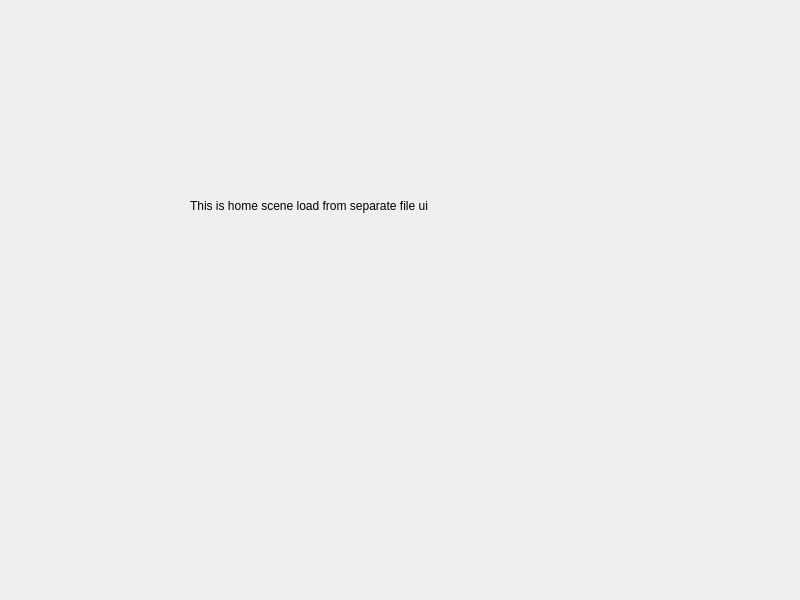
This is src/ui/ui_home_scene.ui in trung-kieen/hotel-booking-system as Qt 5 draws it before an edit. The edited form follows.
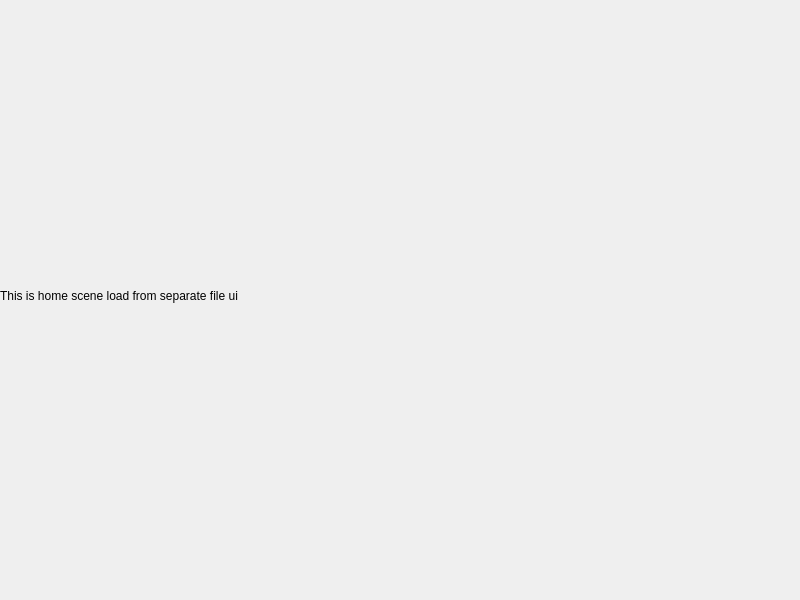
This is the edited form.

Diff of the .ui file:
```diff
--- a/src/ui/ui_home_scene.ui
+++ b/src/ui/ui_home_scene.ui
@@ -13,18 +13,24 @@
   <property name="windowTitle">
    <string>Hotel</string>
   </property>
-  <widget class="QLabel" name="label">
+  <widget class="QWidget" name="containerQwidget" native="true">
    <property name="geometry">
     <rect>
-     <x>190</x>
-     <y>180</y>
-     <width>261</width>
-     <height>51</height>
+     <x>0</x>
+     <y>0</y>
+     <width>791</width>
+     <height>591</height>
     </rect>
    </property>
+   <layout class="QHBoxLayout" name="horizontalLayout_2">
+    <item>
+     <widget class="QLabel" name="label">
    <property name="text">
     <string>This is home scene load from separate file ui</string>
    </property>
+     </widget>
+    </item>
+   </layout>
   </widget>
  </widget>
  <resources/>
```
Lines whose indentation alone changed are shown as unchanged.
